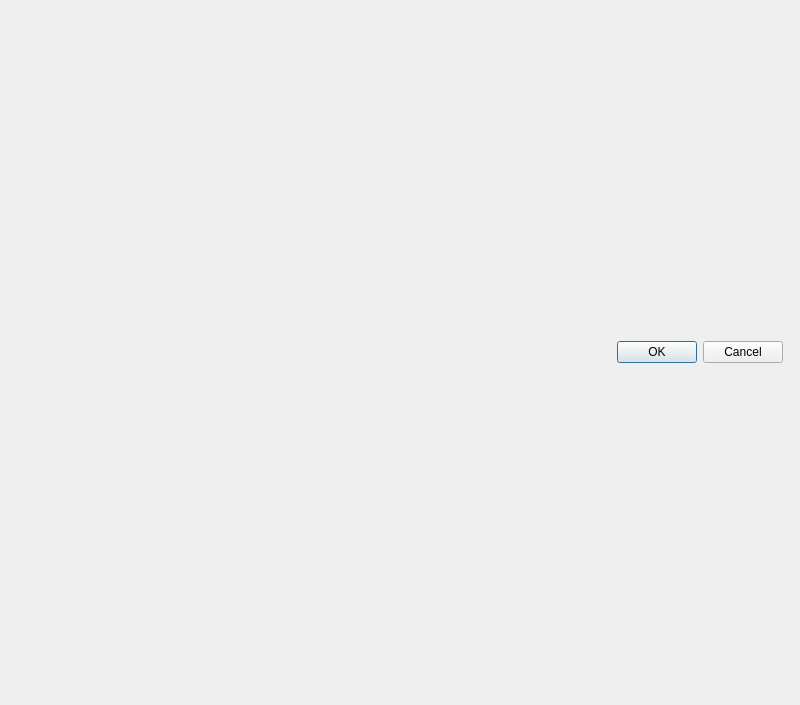
opengisch/QgisModelBaker, file QgisModelBaker/ui/tid_manager.ui: the form before one commit.
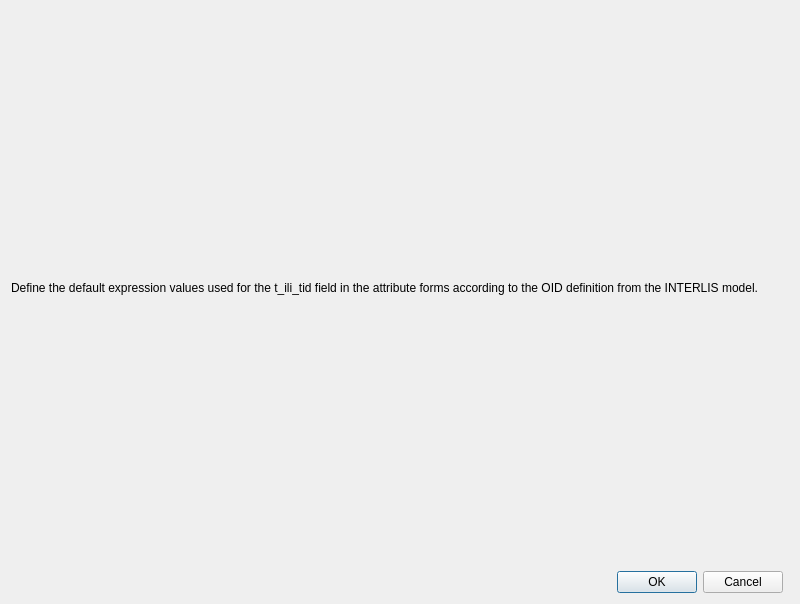
The form after the commit.

Commit message: Descriptive text. Layout finetuning and tooltips.

What changed in the file:
```diff
--- a/QgisModelBaker/ui/tid_manager.ui
+++ b/QgisModelBaker/ui/tid_manager.ui
@@ -7,7 +7,7 @@
     <x>0</x>
     <y>0</y>
     <width>800</width>
-    <height>705</height>
+    <height>604</height>
    </rect>
   </property>
   <property name="windowTitle">
@@ -17,13 +17,23 @@
    <item row="0" column="0" colspan="2">
     <layout class="QVBoxLayout" name="tid_configurator_layout"/>
    </item>
-   <item row="1" column="0">
+   <item row="2" column="0">
     <widget class="QDialogButtonBox" name="buttonBox">
      <property name="standardButtons">
       <set>QDialogButtonBox::Cancel|QDialogButtonBox::Ok</set>
      </property>
     </widget>
    </item>
+   <item row="0" column="0">
+    <widget class="QLabel" name="Description">
+     <property name="text">
+      <string>Define the default expression values used for the t_ili_tid field in the attribute forms according to the OID definition from the INTERLIS model.</string>
+     </property>
+     <property name="wordWrap">
+      <bool>true</bool>
+     </property>
+    </widget>
+   </item>
   </layout>
  </widget>
  <resources/>
```
Left out of the diff: 8 changed lines with no effect on the pictures. The commit also changes 5 other files.
